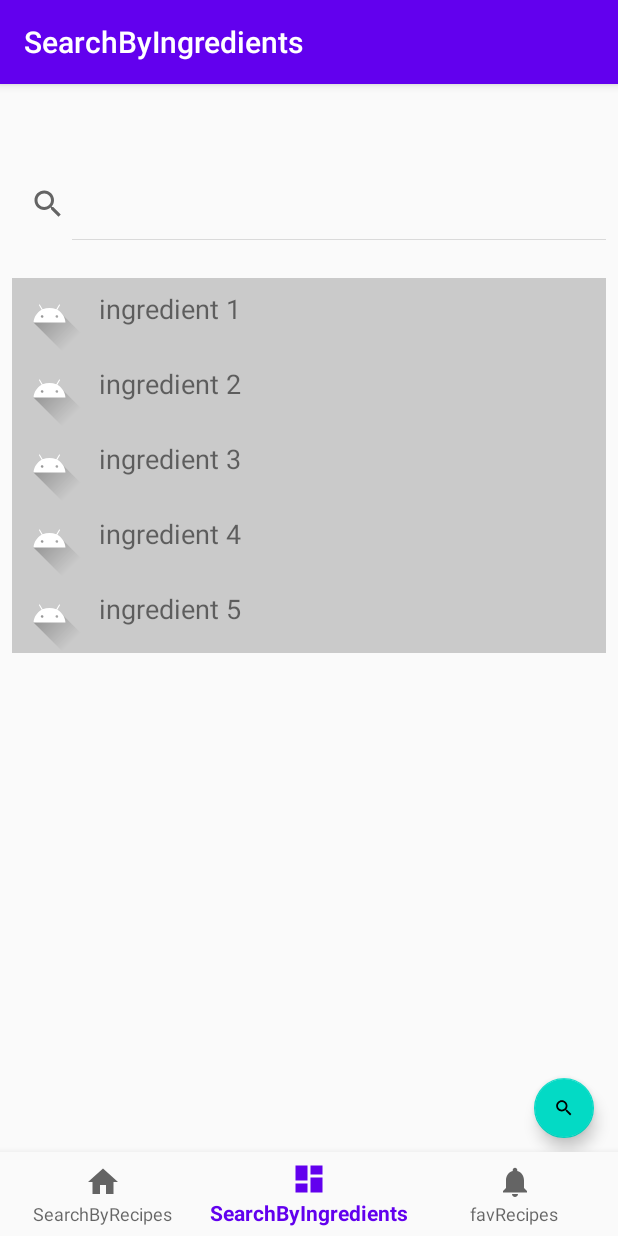
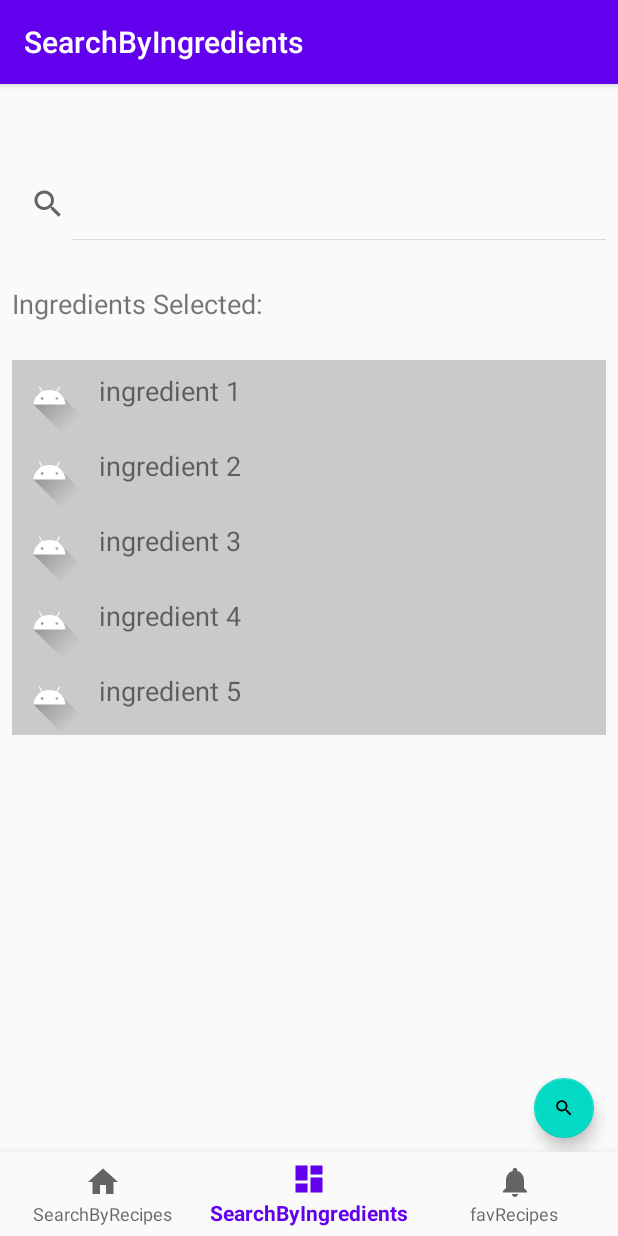
Before and after one commit to kejiaf/LeftoverKiller, an Android app: the screen it shows after launch (MainActivity), on a phone screen of 412 x 824 dp. Run offline under Robolectric (Android 15) with nearby library versions, the phone set to English and light mode, and no system bars; our stand-ins replace navigation-ui.

Commit message:
Small fix for "Selected Ingredients:" label

```diff
--- a/app/src/main/res/layout/fragment_search_ingredients.xml
+++ b/app/src/main/res/layout/fragment_search_ingredients.xml
@@ -82,7 +82,7 @@
                 app:layout_constraintEnd_toEndOf="parent"
                 app:layout_constraintHorizontal_bias="0.0"
                 app:layout_constraintStart_toStartOf="parent"
-                app:layout_constraintTop_toBottomOf="@+id/ingredients_search_view" />
+                app:layout_constraintTop_toBottomOf="@+id/tv_label_ingredients_selected" />
 
         </android.support.constraint.ConstraintLayout>
 
```
